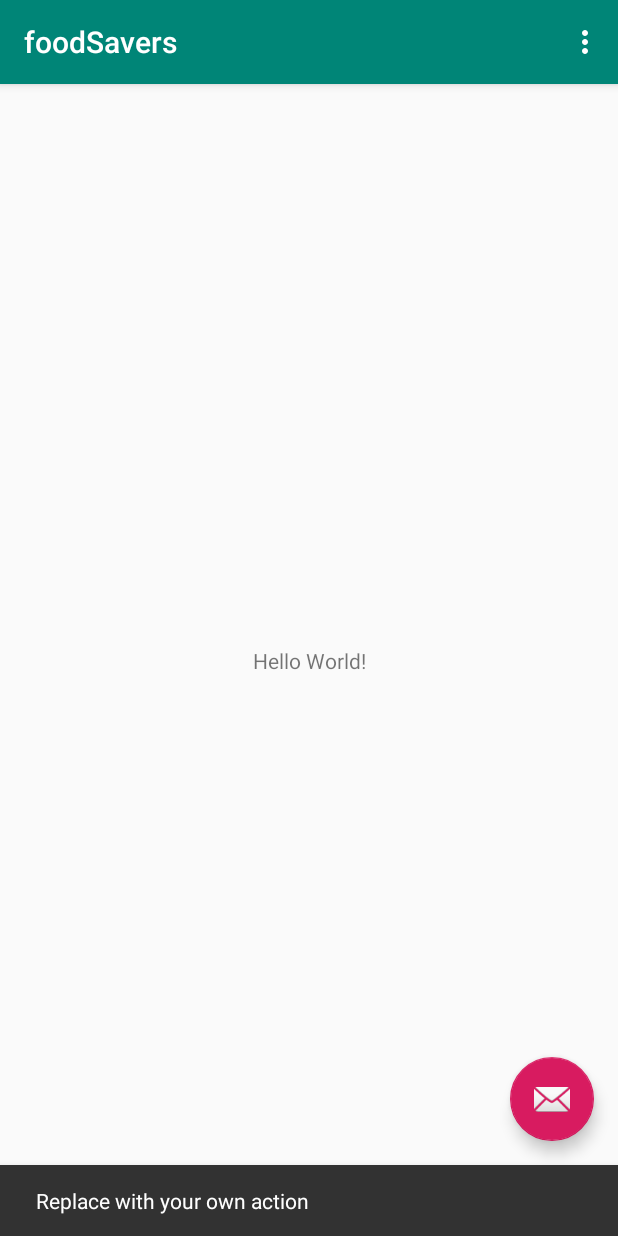
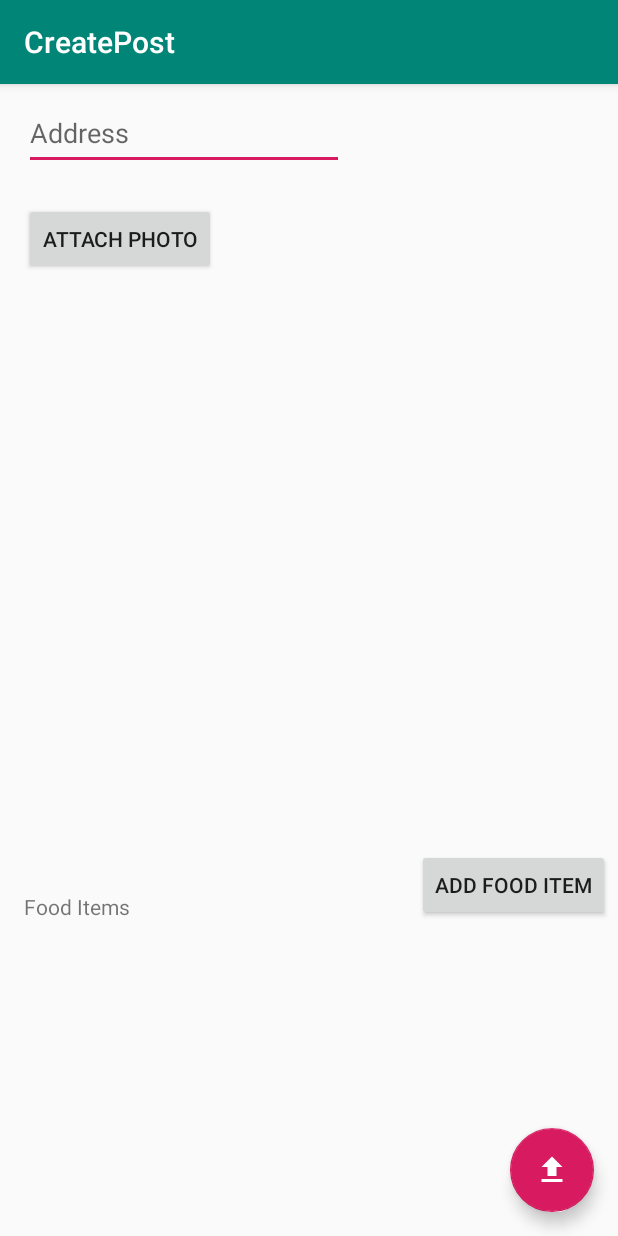
Before and after one commit to MeghanaVKasal/foodSavers, an Android app: the screen it shows after launch (MainActivity before the commit, CreatePostActivity after it), after a tap on an icon or button, on a phone screen of 412 x 824 dp. Run offline under Robolectric (Android 15) with nearby library versions, the phone set to English and light mode, and no system bars; our stand-ins replace Firebase (no records; nobody signed in at launch, a user with empty details on screens opened directly).

Commit message:
making progres

```diff
--- a/app/src/main/AndroidManifest.xml
+++ b/app/src/main/AndroidManifest.xml
@@ -19,6 +19,11 @@
                 <category android:name="android.intent.category.LAUNCHER"/>
             </intent-filter>
         </activity>
+        <activity
+            android:name=".CreatePostActivity"
+            android:label="@string/title_activity_create_post"
+            android:theme="@style/AppTheme.NoActionBar">
+        </activity>
     </application>
 
 </manifest>
--- /dev/null
+++ b/app/src/main/java/com/frankegan/foodsavers/CreatePostActivity.java
@@ -0,0 +1,65 @@
+package com.frankegan.foodsavers;
+
+import android.content.DialogInterface;
+import android.os.Bundle;
+import android.support.design.widget.FloatingActionButton;
+import android.support.v7.app.AlertDialog;
+import android.support.v7.app.AppCompatActivity;
+import android.support.v7.widget.Toolbar;
+import android.view.View;
+import android.widget.ArrayAdapter;
+import android.widget.EditText;
+import android.widget.ListView;
+
+import com.google.firebase.firestore.FirebaseFirestore;
+
+public class CreatePostActivity extends AppCompatActivity {
+    private ListView foodItemListView;
+    ArrayAdapter<String> adapter;
+    private FirebaseFirestore firestore;
+
+    @Override
+    protected void onCreate(Bundle savedInstanceState) {
+        super.onCreate(savedInstanceState);
+        setContentView(R.layout.activity_create_post);
+        firestore = FirebaseFirestore.getInstance();
+        Toolbar toolbar = findViewById(R.id.toolbar);
+        setSupportActionBar(toolbar);
+        foodItemListView = findViewById(R.id.food_list_view);
+        adapter = new ArrayAdapter<>(this, android.R.layout.simple_list_item_1);
+        foodItemListView.setAdapter(adapter);
+
+        FloatingActionButton fab = findViewById(R.id.fab);
+        fab.setOnClickListener(new View.OnClickListener() {
+            @Override
+            public void onClick(View view) {
+                firestore.collection("posts").add();
+            }
+        });
+
+        findViewById(R.id.addFoodItem).setOnClickListener(new View.OnClickListener() {
+            @Override public void onClick(View v) {
+                addFoodItem();
+            }
+        });
+    }
+
+
+    private void addFoodItem() {
+        final EditText foodInput = new EditText(this);
+        new AlertDialog
+                .Builder(this)
+                .setTitle("Add a Food Item")
+                .setMessage("Type the name of the food you are posting")
+                .setView(foodInput)
+                .setPositiveButton("SAVE", new DialogInterface.OnClickListener() {
+                    public void onClick(DialogInterface dialog, int whichButton) {
+                        String foodName = foodInput.getText().toString();
+                        adapter.add(foodName);
+                    }
+                })
+                .setCancelable(true)
+                .show();
+    }
+
+}
--- a/app/src/main/java/com/frankegan/foodsavers/MainActivity.java
+++ b/app/src/main/java/com/frankegan/foodsavers/MainActivity.java
@@ -1,5 +1,6 @@
 package com.frankegan.foodsavers;
 
+import android.content.Intent;
 import android.os.Bundle;
 import android.support.design.widget.FloatingActionButton;
 import android.support.design.widget.Snackbar;
@@ -15,15 +16,16 @@ public class MainActivity extends AppCompatActivity {
     protected void onCreate(Bundle savedInstanceState) {
         super.onCreate(savedInstanceState);
         setContentView(R.layout.activity_main);
-        Toolbar toolbar = (Toolbar) findViewById(R.id.toolbar);
+        Toolbar toolbar = findViewById(R.id.toolbar);
         setSupportActionBar(toolbar);
 
-        FloatingActionButton fab = (FloatingActionButton) findViewById(R.id.fab);
+        FloatingActionButton fab =  findViewById(R.id.fab);
         fab.setOnClickListener(new View.OnClickListener() {
             @Override
             public void onClick(View view) {
                 Snackbar.make(view, "Replace with your own action", Snackbar.LENGTH_LONG)
                         .setAction("Action", null).show();
+                startActivity(new Intent(MainActivity.this, CreatePostActivity.class));
             }
         });
     }
--- /dev/null
+++ b/app/src/main/java/com/frankegan/foodsavers/model/Food.java
@@ -0,0 +1,4 @@
+package com.frankegan.foodsavers.model;
+
+class Food {
+}
--- /dev/null
+++ b/app/src/main/res/layout/activity_create_post.xml
@@ -0,0 +1,34 @@
+<?xml version="1.0" encoding="utf-8"?>
+<android.support.design.widget.CoordinatorLayout
+    xmlns:android="http://schemas.android.com/apk/res/android"
+    xmlns:app="http://schemas.android.com/apk/res-auto"
+    xmlns:tools="http://schemas.android.com/tools"
+    android:layout_width="match_parent"
+    android:layout_height="match_parent"
+    tools:context=".CreatePostActivity">
+
+    <android.support.design.widget.AppBarLayout
+        android:layout_width="match_parent"
+        android:layout_height="wrap_content"
+        android:theme="@style/AppTheme.AppBarOverlay">
+
+        <android.support.v7.widget.Toolbar
+            android:id="@+id/toolbar"
+            android:layout_width="match_parent"
+            android:layout_height="?attr/actionBarSize"
+            android:background="?attr/colorPrimary"
+            app:popupTheme="@style/AppTheme.PopupOverlay"/>
+
+    </android.support.design.widget.AppBarLayout>
+
+    <include layout="@layout/content_create_post"/>
+
+    <android.support.design.widget.FloatingActionButton
+        android:id="@+id/fab"
+        android:layout_width="wrap_content"
+        android:layout_height="wrap_content"
+        android:layout_gravity="bottom|end"
+        android:layout_margin="@dimen/fab_margin"
+        app:srcCompat="@drawable/ic_file_upload_white_24dp"/>
+
+</android.support.design.widget.CoordinatorLayout>
--- /dev/null
+++ b/app/src/main/res/layout/content_create_post.xml
@@ -0,0 +1,67 @@
+<?xml version="1.0" encoding="utf-8"?>
+<android.support.constraint.ConstraintLayout
+    xmlns:android="http://schemas.android.com/apk/res/android"
+    xmlns:app="http://schemas.android.com/apk/res-auto"
+    xmlns:tools="http://schemas.android.com/tools"
+    android:layout_width="match_parent"
+    android:layout_height="match_parent"
+    app:layout_behavior="@string/appbar_scrolling_view_behavior"
+    tools:context=".CreatePostActivity"
+    tools:showIn="@layout/activity_create_post">
+
+    <TextView
+        android:id="@+id/textView"
+        android:layout_width="wrap_content"
+        android:layout_height="wrap_content"
+        android:layout_marginStart="16dp"
+        android:text="Food Items"
+        app:layout_constraintBottom_toBottomOf="@+id/addFoodItem"
+        app:layout_constraintStart_toStartOf="parent"
+        />
+
+    <ListView
+        android:id="@+id/food_list_view"
+        android:layout_width="0dp"
+        android:layout_height="140dp"
+        android:layout_marginStart="4dp"
+        android:layout_marginTop="56dp"
+        android:layout_marginEnd="4dp"
+        android:layout_marginBottom="62dp"
+        app:layout_constraintBottom_toBottomOf="parent"
+        app:layout_constraintEnd_toEndOf="parent"
+        app:layout_constraintStart_toStartOf="parent"
+        app:layout_constraintTop_toTopOf="@+id/addFoodItem"
+        />
+
+    <Button
+        android:id="@+id/addFoodItem"
+        android:layout_width="wrap_content"
+        android:layout_height="wrap_content"
+        android:layout_marginEnd="5dp"
+        android:layout_marginBottom="210dp"
+        android:text="Add Food Item"
+        app:layout_constraintBottom_toBottomOf="parent"
+        app:layout_constraintEnd_toEndOf="parent"
+        />
+
+    <EditText
+        android:id="@+id/addressInput"
+        android:layout_width="wrap_content"
+        android:layout_height="49dp"
+        android:layout_marginTop="8dp"
+        android:ems="10"
+        android:hint="Address"
+        android:inputType="textPostalAddress"
+        app:layout_constraintStart_toStartOf="@+id/attachPhotoButton"
+        app:layout_constraintTop_toTopOf="parent"/>
+
+    <Button
+        android:id="@+id/attachPhotoButton"
+        android:layout_width="wrap_content"
+        android:layout_height="wrap_content"
+        android:layout_marginTop="22dp"
+        android:text="Attach Photo"
+        app:layout_constraintStart_toStartOf="@+id/textView"
+        app:layout_constraintTop_toBottomOf="@+id/addressInput"
+        />
+</android.support.constraint.ConstraintLayout>
--- a/app/src/main/res/values/strings.xml
+++ b/app/src/main/res/values/strings.xml
@@ -1,4 +1,5 @@
 <resources>
     <string name="app_name">foodSavers</string>
     <string name="action_settings">Settings</string>
+    <string name="title_activity_create_post">CreatePost</string>
 </resources>
```
Also changed, not shown: app/src/main/java/com/frankegan/foodsavers/model/Post.java (added, +111 -0 lines), app/src/main/res/drawable-hdpi/ic_file_upload_white_24dp.png (added), app/src/main/res/drawable-mdpi/ic_file_upload_white_24dp.png (added), app/src/main/res/drawable-xhdpi/ic_file_upload_white_24dp.png (added), app/src/main/res/drawable-xxhdpi/ic_file_upload_white_24dp.png (added), app/src/main/res/drawable-xxxhdpi/ic_file_upload_white_24dp.png (added).
